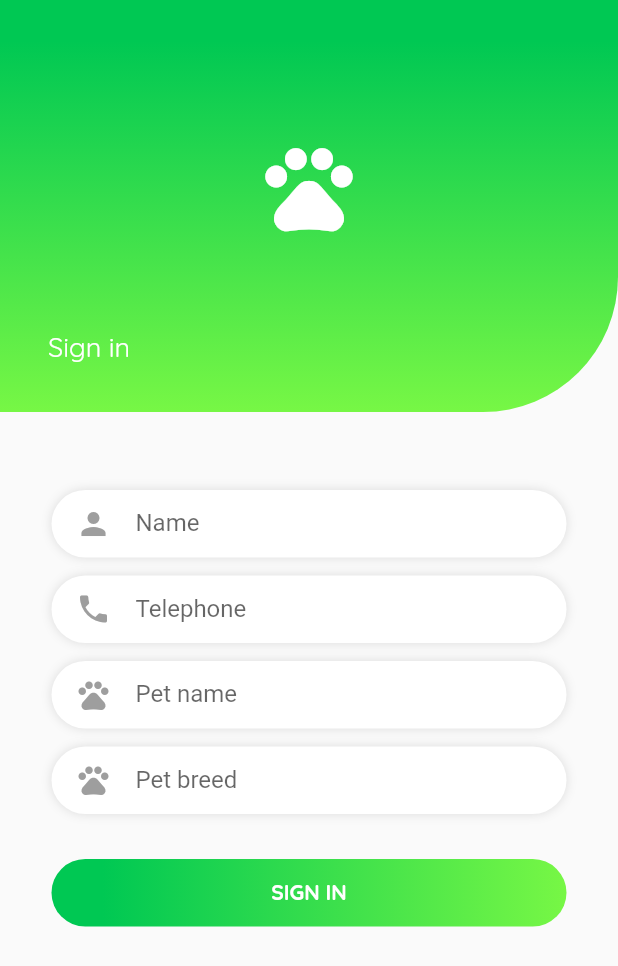
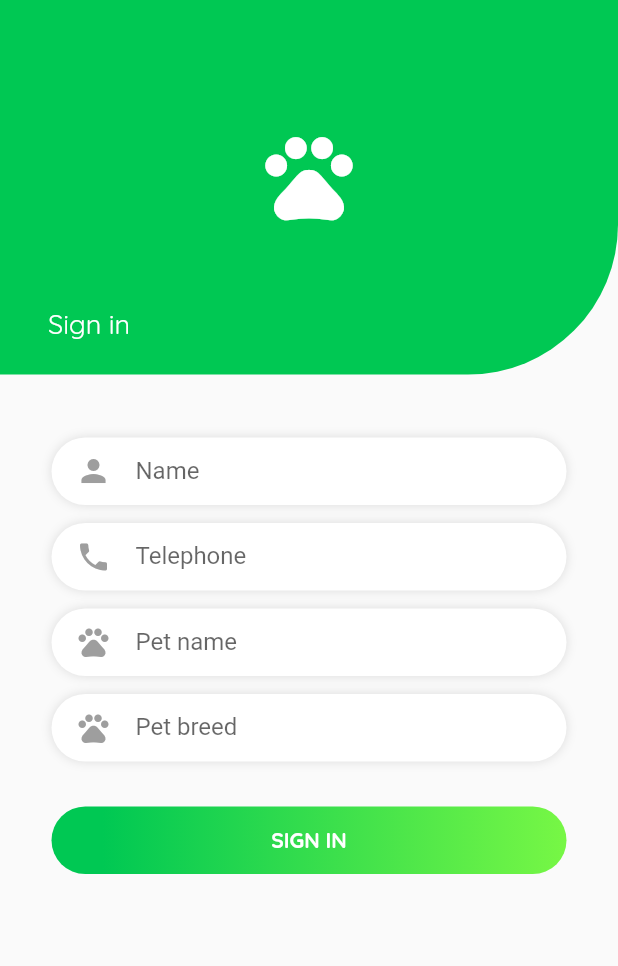
Before and after one commit to KyleKun/petoshopo, a Flutter app: the Signin screen opened directly, on a phone screen of 412 x 824 dp. Shown: the top 966 px of the screen. Run offline on Flutter 3.47's test engine with Material 2 defaults, Android fonts, the phone set to English and light mode, and no system bars; our stand-ins replace curved_navigation_bar, flare_flutter, flip_card, simple_animations, syncfusion_flutter_charts; missing offline and left inert: folding_cell; network calls fail.

Commit message:
visuals updated

```diff
--- a/lib/cards.dart
+++ b/lib/cards.dart
@@ -6,7 +6,7 @@ Widget cardBath() {
     shape: RoundedRectangleBorder(
         borderRadius: BorderRadius.circular(20.0),
         side: BorderSide(
-          color: Colors.white,
+          color: Color(0xFF00C853),
           width: 1.0,
         )),
     child: Container(
@@ -46,7 +46,7 @@ Widget cardVaccine() {
     shape: RoundedRectangleBorder(
         borderRadius: BorderRadius.circular(20.0),
         side: BorderSide(
-          color: Colors.white,
+          color: Color(0xFF00C853),
           width: 1.0,
         )),
     child: Container(
--- a/lib/pages/register_customer.dart
+++ b/lib/pages/register_customer.dart
@@ -11,19 +11,19 @@ class Signin extends StatelessWidget {
           children: <Widget>[
             Container(
               width: MediaQuery.of(context).size.width,
-              height: MediaQuery.of(context).size.height/3.0,
+              height: MediaQuery.of(context).size.height/3.3,
               decoration: BoxDecoration(
                 gradient: LinearGradient(
                   begin: Alignment.topCenter,
                   end: Alignment.bottomCenter,
-                  stops: [0.1,1],
+                  stops: [1,1],
                   colors: [
                     Color(0xFF00C853),
                     Color(0xFF77F745)
                   ],
                 ),
                 borderRadius: BorderRadius.only(
-                  bottomRight: Radius.circular(90),
+                  bottomRight: Radius.circular(100),
              )
               ),
               child:
@@ -45,7 +45,7 @@ class Signin extends StatelessWidget {
                     alignment: Alignment.centerLeft,
                       child: Padding(
                         padding: const EdgeInsets.only(
-                          bottom: 32,
+                          bottom: 22,
                           right: 32,
                           left: 32
                         ),
@@ -65,7 +65,7 @@ class Signin extends StatelessWidget {
               Container(
               height: MediaQuery.of(context).size.height/2,
               width: MediaQuery.of(context).size.width,
-              padding: EdgeInsets.only(top: 52),
+              padding: EdgeInsets.only(top: 42),
               child: Column(
                 children: <Widget>[
                   Container(
```
Also changed, not shown: lib/pages/customers_screen.dart (+5 -4 lines), lib/pages/menu_sidebar.dart (+18 -14 lines).
